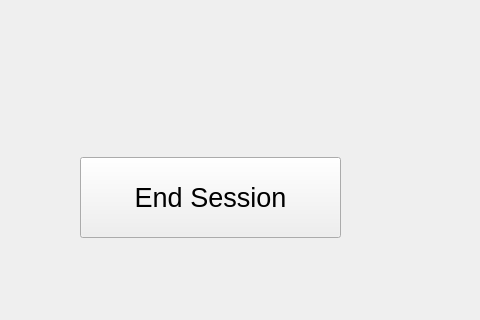
zgjimzhubajj/Student-Assistant, file gui_pomodoro_session.ui: the form before one commit; both pictures show x 0 to 480 and y 513 to 833 of the 800 by 833 pixel window.
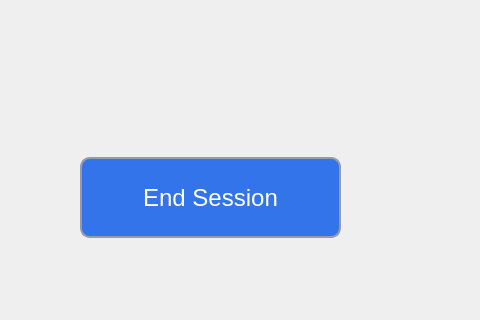
The form after the commit.

What changed in the file:
```diff
--- a/gui_pomodoro_session.ui
+++ b/gui_pomodoro_session.ui
@@ -43,9 +43,40 @@
     </property>
     <property name="font">
      <font>
-      <pointsize>20</pointsize>
+      <family>MS Sans Serif</family>
+      <pointsize>18</pointsize>
      </font>
     </property>
+    <property name="styleSheet">
+     <string notr="true">QPushButton {
+	border-style: solid;
+	border-width: 2px;
+	border-color: #9999aa;
+	border-radius: 10px;
+	color: white;
+	background-color: #3474eb
+}
+
+QPushButton:enabled {
+	background-color: #3474eb
+	color: white;
+}
+
+QPushButton:pressed {
+	background-color: #0d2f72;
+	color: #fffffe;
+}
+
+QPushButton:hover:!pressed {
+	background-color: E1F4FF;
+	color: 0c2f70;
+}
+
+QPushButton:disabled {
+	background-color: #aaaaaa;
+	color: #ffffff;
+}</string>
+    </property>
     <property name="text">
      <string>End Session</string>
     </property>
```
